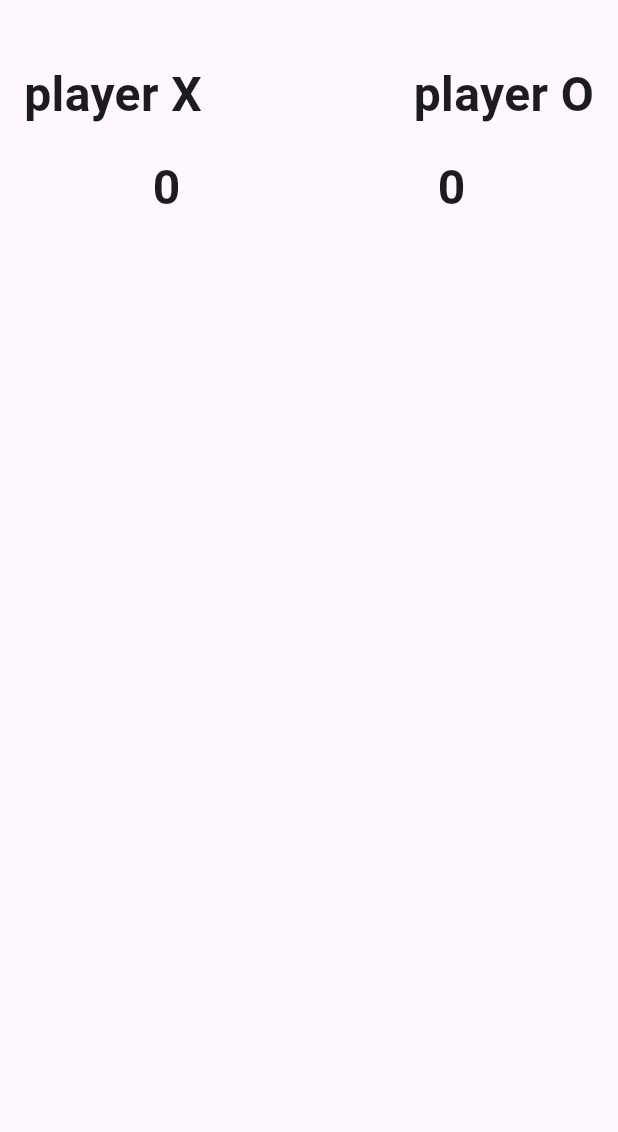
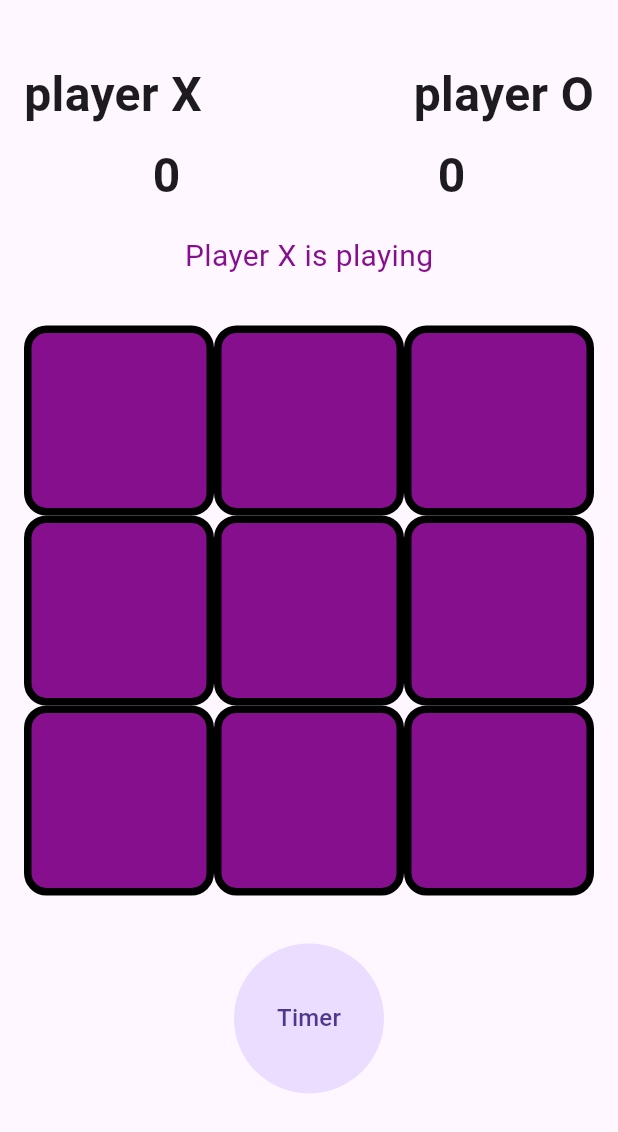
Before and after one commit to yousefmohamed35/tic_tac_toe, a Flutter app: the GameView screen opened by its route, on a phone screen of 412 x 824 dp. Shown: the top 1132 px of the screen. Run offline on Flutter 3.47's test engine with Material 3 defaults, Android fonts, the phone set to English and light mode, and no system bars; our stand-ins replace go_router.

Commit message:
finish game grid view

```diff
--- /dev/null
+++ b/lib/Features/game/data/data.dart
@@ -0,0 +1,2 @@
+List<String> displayXO = ["", "", "", "", "", "", "", "", ""];
+bool oTurn = false;
--- /dev/null
+++ b/lib/Features/game/view/widgets/game_cell.dart
@@ -0,0 +1,42 @@
+import 'package:flutter/material.dart';
+import 'package:tic_tac_app/Features/game/data/data.dart';
+import 'package:tic_tac_app/constant.dart';
+
+class GameBoxOXO extends StatefulWidget {
+  const GameBoxOXO({
+    super.key,
+    required this.index,
+  });
+  final int index;
+  @override
+  State<GameBoxOXO> createState() => _GameBoxOXOState();
+}
+
+class _GameBoxOXOState extends State<GameBoxOXO> {
+  @override
+  Widget build(BuildContext context) {
+    return GestureDetector(
+      onTap: () {
+        setState(() {
+          // Update the game state
+        });
+        if (displayXO[widget.index] == "") {
+          displayXO[widget.index] = oTurn ? "O" : "X";
+          oTurn = !oTurn;
+        }
+      },
+      child: Container(
+        alignment: Alignment.center,
+        decoration: BoxDecoration(
+          borderRadius: BorderRadius.circular(15),
+          border: Border.all(width: 5),
+          color: kPrimaryColor,
+        ),
+        child: Text(
+          displayXO[widget.index],
+          style: const TextStyle(fontSize: 32, fontWeight: FontWeight.bold),
+        ),
+      ),
+    );
+  }
+}
--- a/lib/Features/game/view/widgets/game_view_body.dart
+++ b/lib/Features/game/view/widgets/game_view_body.dart
@@ -1,7 +1,8 @@
 import 'package:flutter/material.dart';
+import 'package:tic_tac_app/Features/game/view/widgets/grid_view.dart';
+import 'package:tic_tac_app/Features/game/view/widgets/player_is_playing.dart';
 import 'package:tic_tac_app/Features/game/view/widgets/team_name_section.dart';
 import 'package:tic_tac_app/Features/game/view/widgets/tic_tac_board.dart';
-
 
 class GameViewBody extends StatelessWidget {
   const GameViewBody({super.key});
@@ -11,10 +12,19 @@ class GameViewBody extends StatelessWidget {
     return const Column(
       children: [
         TeamNameSection(),
-        const SizedBox(height: 16),
+        SizedBox(height: 8),
         TicTacBoard(),
-        const SizedBox(height: 16),
-
+        SizedBox(height: 16),
+        PlayerIsPlaying(
+          text:'X',
+        ),
+        SizedBox(height: 32),
+        GridGameView(),
+        SizedBox(height: 32),
+        CircleAvatar(
+          radius: 50,
+          child: Text('Timer'),
+        ),
       ],
     );
   }
--- /dev/null
+++ b/lib/Features/game/view/widgets/grid_view.dart
@@ -0,0 +1,24 @@
+import 'package:flutter/material.dart';
+import 'package:tic_tac_app/Features/game/view/widgets/game_cell.dart';
+
+class GridGameView extends StatelessWidget {
+  const GridGameView({
+    super.key,
+  });
+
+  @override
+  Widget build(BuildContext context) {
+    return GridView.builder(
+      shrinkWrap: true,
+      itemCount: 9,
+      // padding: const EdgeInsets.all(8),
+      gridDelegate:
+          const SliverGridDelegateWithFixedCrossAxisCount(crossAxisCount: 3),
+      itemBuilder: (BuildContext context, int index) {
+        return GameBoxOXO(
+          index: index,
+        );
+      },
+    );
+  }
+}
--- /dev/null
+++ b/lib/Features/game/view/widgets/player_is_playing.dart
@@ -0,0 +1,16 @@
+import 'package:flutter/material.dart';
+import 'package:tic_tac_app/constant.dart';
+
+class PlayerIsPlaying extends StatelessWidget {
+  const PlayerIsPlaying({
+    super.key, required this.text,
+  });
+  final String text;
+  @override
+  Widget build(BuildContext context) {
+    return  Text(
+      'Player $text is playing',
+      style: TextStyle(fontSize: 20, color: kPrimaryColor),
+    );
+  }
+}
```
